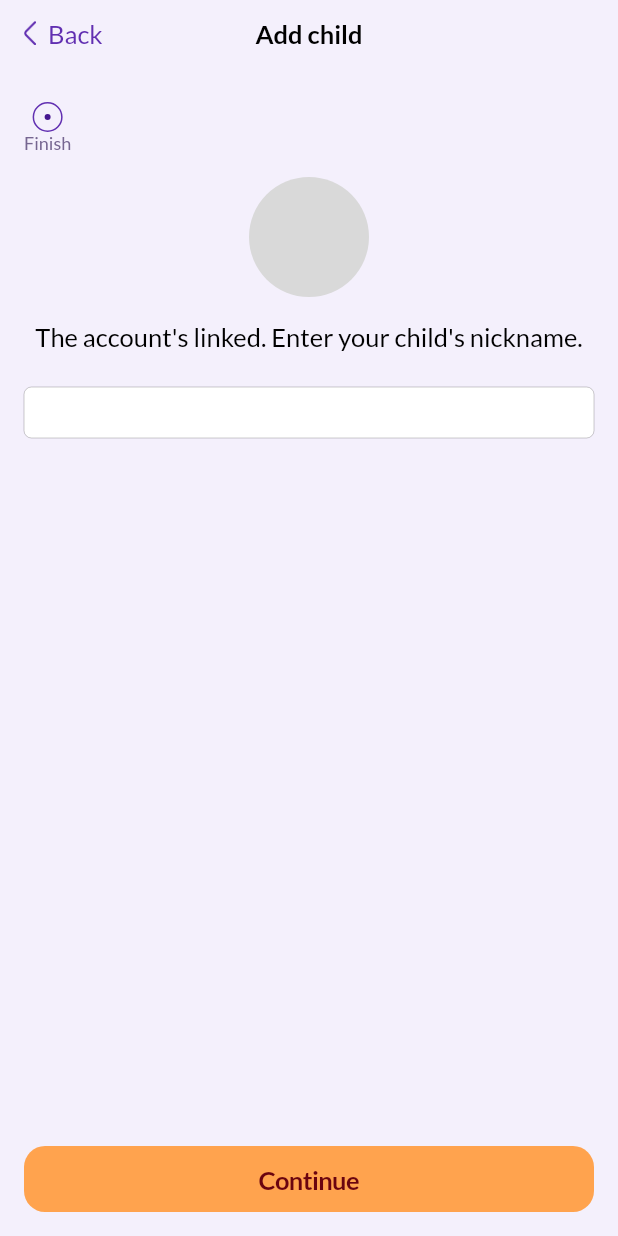
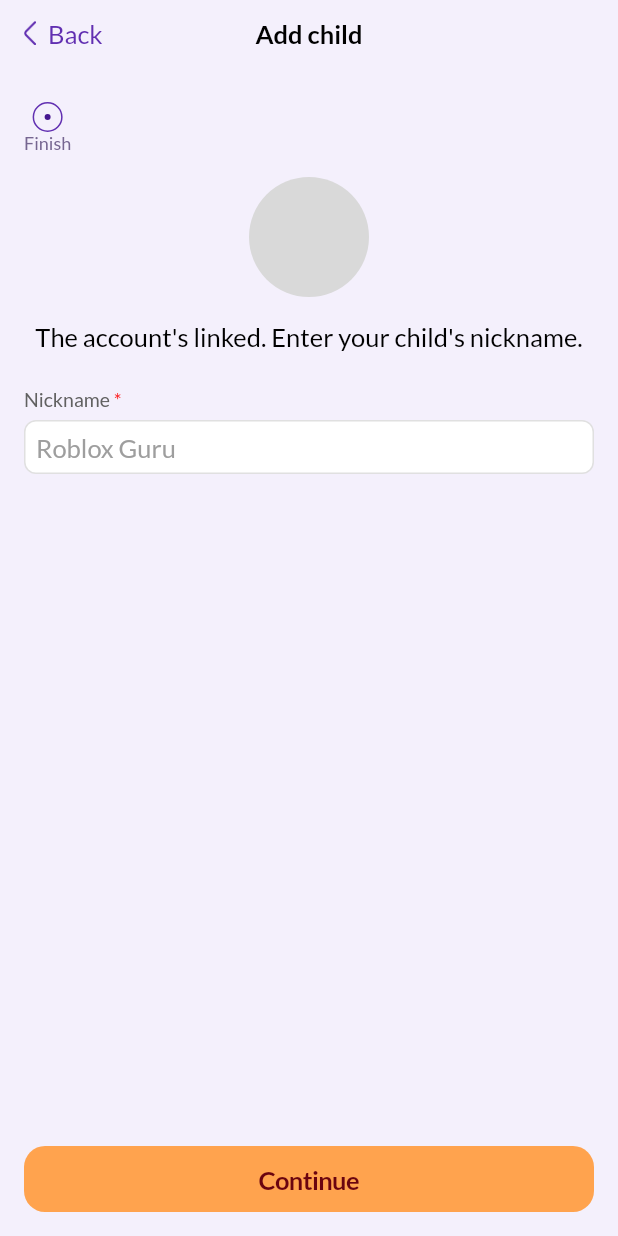
Before and after one commit to MrSanchezzzzz/kidbank.market, a Flutter app: the AddChildNicknameScreen screen opened directly with empty values, on a phone screen of 412 x 824 dp. Run offline on Flutter 3.47's test engine with Material 3 defaults, Android fonts, the phone set to English and light mode, and no system bars; our stand-ins replace adaptive_dialog, go_router.

Commit message:
AddChildNickname: CustomTextField integration

```diff
--- a/lib/features/add_child/presentation/add_child_nickname.dart
+++ b/lib/features/add_child/presentation/add_child_nickname.dart
@@ -1,5 +1,6 @@
 import 'package:flutter/cupertino.dart';
 import 'package:go_router/go_router.dart';
+import 'package:kidbank/core/widgets/custom_text_field.dart';
 import 'package:kidbank/core/widgets/mascot_info.dart';
 import 'package:kidbank/core/widgets/step_progressbar.dart';
 
@@ -37,7 +38,7 @@ class AddChildNicknameScreen extends StatelessWidget {
                 StepProgressbar(stepCount: count+1, stepLabels: generateStepsLabels(count),currentStep: currentIndex,),
                 const MascotInfo(text: 'The account\'s linked. Enter your child\'s nickname.',),
                 const SizedBox(height: 24,),
-                const CupertinoTextField(),
+                const CustomTextField(label: 'Nickname',required: true,placeholder: 'Roblox Guru',)
                 ],
               ),
               Row(
```
